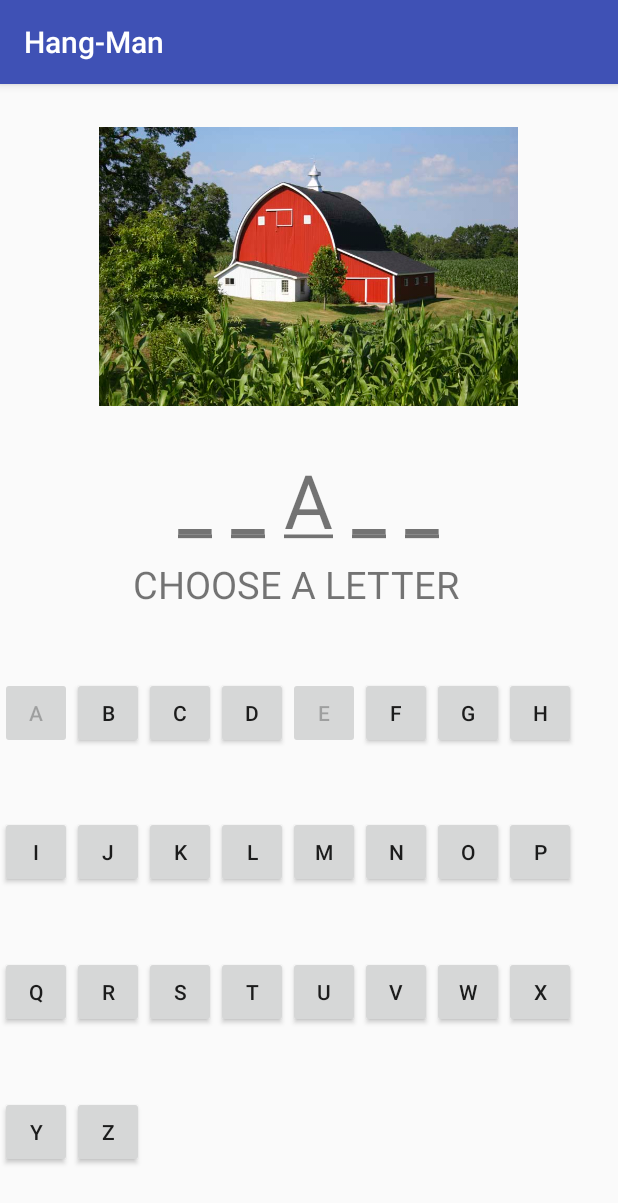
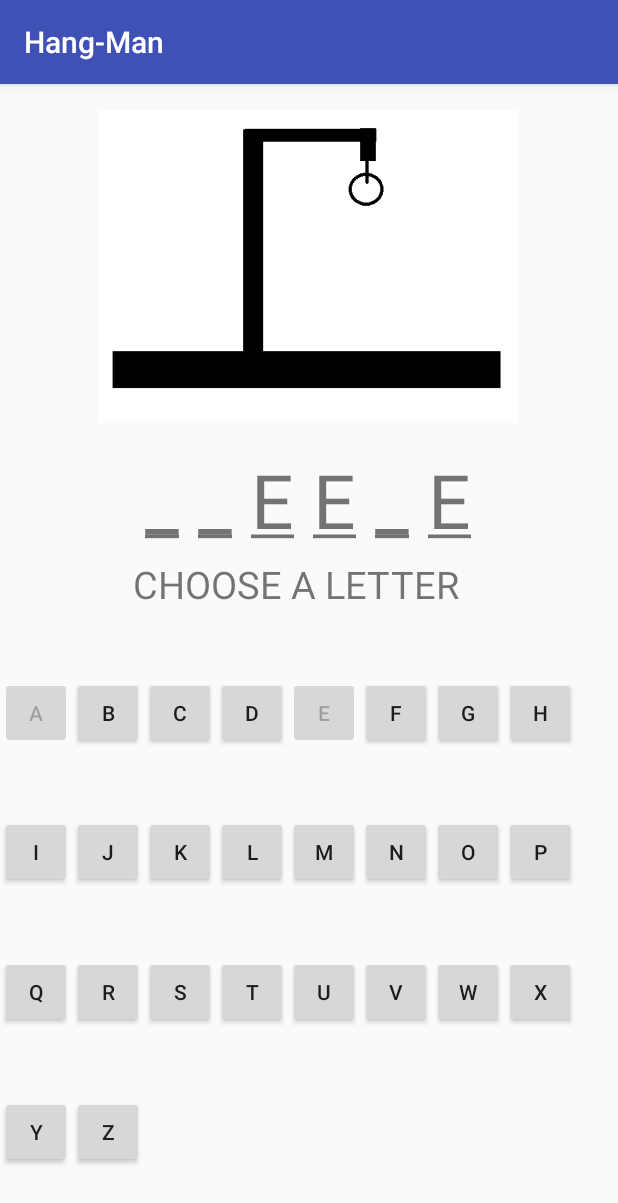
Before and after one commit to tigerhub/MobileAppsHw, an Android app: the screen it shows after launch (MainActivity), after a tap on an icon or button, on a phone screen of 412 x 824 dp. Shown: the top 1203 px of the screen. Run offline under Robolectric (Android 15) with nearby library versions, the phone set to English and light mode, and no system bars; 1 other tap on this screen came first.

Commit message:
added correct images, and added you lose or you win messages.

```diff
--- a/MyApplication22/app/src/main/java/com/example/dan/myapplication2/MainActivity.java
+++ b/MyApplication22/app/src/main/java/com/example/dan/myapplication2/MainActivity.java
@@ -17,8 +17,7 @@ import java.util.Random;
 // ***************************************
 // *** NOTE:  STILL TO DO:::
 //
-// - change images and resources corresponding to states of a hanged-man picture
-// - add win/lose screen (and the check for them)
+// - add win/lose screen (and think of a way to disable everything)-- OR just create new activity
 // - clean up (get rid of certain classes/ variables/ etc. that are not used/ are leftover from previous project(s))
 //
 // ***************************************
@@ -35,33 +34,45 @@ public class MainActivity extends AppCompatActivity implements View.OnClickListe
     private static final String KEY_TEXT_VALUE = "textValue";
     private static final String KEY_TEXT_VALUE2 = "textValue2";
     private static final String IMAGE_RESOURCE = "image-resource";
+    private static final String RAND_RESOURCE = "rand-resource";
     int imgNum = 0;
     SpannableString content;
     String word;
     Random randWord;
     int randWordNum = 0;
+    int randWordNum2 = 0;
 
     @Override
     protected void onCreate(Bundle savedInstanceState) {
         super.onCreate(savedInstanceState);
         setContentView(R.layout.activity_main);
         setTitle("Hang-Man");
-       // strArr = new String[]{getResources().getString(R.string.cow), getResources().getString(R.string.farm), getResources().getString(R.string.pig)};
-       // hintArr = new String[]{getResources().getString(R.string.cowD), getResources().getString(R.string.farmD), getResources().getString(R.string.pigD)};
 
         //Lists
-        ImageList = new int[]{R.drawable.curious_cow, R.drawable.farm, R.drawable.piggy };
-        strArr = new String[]{"apple", "grand", "money"};       //curently only works with 5-letter-lengthed words
-        hintArr = new String[]{"FOOD", "Awesome", "$$$"};
+        ImageList = new int[]{R.drawable.hangman0, R.drawable.hangman1, R.drawable.hangman2, R.drawable.hangman3,  R.drawable.hangman4,  R.drawable.hangman5,  R.drawable.hangman6,  R.drawable.hangman7 };
+        strArr = new String[]{"apple", "cheese","cat", "grand", "money"};       //currently only works with 5-letter-lengthed words
+        hintArr = new String[]{"FOOD","cows", "meow", "Awesome", "$$$"};
 
-        //pick random word (and hint)
-        randWord = new Random();
-        randWordNum = randWord.nextInt(3);
+        //check for saved random word
+        if (savedInstanceState != null) {
+            randWordNum = savedInstanceState.getInt(RAND_RESOURCE, randWordNum2);
+            randWordNum2 = randWordNum;
+        }
+        //else pick random word (and hint)
+        else {
+            randWord = new Random();
+            int randMult = strArr.length;
+            randWordNum2 = randWord.nextInt(randMult);
+            randWordNum = randWordNum2;
+        }
+
         System.out.println(randWordNum);
         word = strArr[randWordNum];   // can be set to any index of strArr
-        // transform the word into the "proper" text that we see on screen (easier to manipulate)
+        String wordOrignal = word;    // save this for later use;
+
+        // transform the word into the "proper" text, similar to what see on screen (easier to manipulate)
         word = word.toUpperCase();
-        word = word.replace("", " ").trim();
+        word = (word.replace("", " ")).trim();
         System.out.println("Word = " + word);
 
         // links/ references
@@ -69,15 +80,16 @@ public class MainActivity extends AppCompatActivity implements View.OnClickListe
         img = (ImageView) findViewById(R.id.imageView1);
         descText = (TextView) findViewById(R.id.textView2);
 
+        // create "hidden" content word from the original word ("_ _ _ _")
+        String content_word = (wordOrignal.replaceAll(".", "_ ")).trim();
+        System.out.println("content_Word = " + content_word);
         //instead of _ _ _ _ _, we will replace this with a letter or set of letters which correspond
         // to the new string + remaining _'s, when someone clicks the "correct" button;
         // this code (right below) basically only just adds an underline underneath each letter
-        content = new SpannableString("_ _ _ _ _");
-        content.setSpan(new UnderlineSpan(), 0, 1, 0);
-        content.setSpan(new UnderlineSpan(), 2, 3, 0);
-        content.setSpan(new UnderlineSpan(), 4, 5, 0);
-        content.setSpan(new UnderlineSpan(), 6, 7, 0);
-        content.setSpan(new UnderlineSpan(), 8, 9, 0);
+        content = new SpannableString(content_word);
+        for (int y = 0; y < word.length(); y +=2 ){
+            content.setSpan(new UnderlineSpan(), y, y+1, 0);
+        }
 
         //set stuff
         descText.setText(content);
@@ -99,7 +111,16 @@ public class MainActivity extends AppCompatActivity implements View.OnClickListe
             int imgNum2 = savedInstanceState.getInt(IMAGE_RESOURCE, imgNum);
             //set corresponding elements
             descText.setText(savedText);
+            content = new SpannableString(savedText.toString());
+
+            // again preventing trolls (maybe the person lost, but flips the phone very fast after losing;
+            // // this will cause a null-pointer exception as well)
+            int fails = ImageList.length-1;
+            if (imgNum2 > fails){
+                imgNum2 = fails;
+            }
             img.setImageResource(ImageList[imgNum2]);
+
             //keep state after each rotation for imgNum (since after each rotation, imgnum gets defaulted back to zero
             // when OnCreate() is called. So we need to set it back to its "previous" value)
             imgNum = imgNum2;
@@ -115,6 +136,7 @@ public class MainActivity extends AppCompatActivity implements View.OnClickListe
         //outState.putCharSequence(KEY_TEXT_VALUE2, hintText.getText());
         //save image position in array
         outState.putInt(IMAGE_RESOURCE, imgNum);
+        outState.putInt(RAND_RESOURCE, randWordNum2);
 
     }
 
@@ -137,7 +159,7 @@ public class MainActivity extends AppCompatActivity implements View.OnClickListe
         System.out.println("index = " + index);
 
             content2 = content1.substring(0,index) + buttonText +  content1.substring(index+1);
-            System.out.println("content1 = " + content2);
+            System.out.println("content2 = " + content2);
 
             //reset content1 so that it can update on next iteration
             content1 = content2;
@@ -147,18 +169,21 @@ public class MainActivity extends AppCompatActivity implements View.OnClickListe
 
         // if we did go through the loop, then change the text correctly
         if (loop > 0) {
+            // retransform the word with underlines
             content = new SpannableString(content2);
-            // retransform the word with underlines
-            content.setSpan(new UnderlineSpan(), 0, 1, 0);
-            content.setSpan(new UnderlineSpan(), 2, 3, 0);
-            content.setSpan(new UnderlineSpan(), 4, 5, 0);
-            content.setSpan(new UnderlineSpan(), 6, 7, 0);
-            content.setSpan(new UnderlineSpan(), 8, 9, 0);
+            for (int y = 0; y < word.length(); y +=2 ){
+                content.setSpan(new UnderlineSpan(), y, y+1, 0);
+            }
 
             descText.setText(content);
 
             // add check to see if person won (man was not hung):
             // same idea as below, but with win message;
+
+            if (content2.equals(word)){
+                Toast.makeText(MainActivity.this,
+                        "You Win!", Toast.LENGTH_SHORT).show();
+            }
 
         }
         // otherwise, change the image to reflect that
@@ -168,9 +193,22 @@ public class MainActivity extends AppCompatActivity implements View.OnClickListe
             // you lost (or won, but in this case, lost), and call it here;
             // the same screen may also have the new-game button
             // ***OR: might be an option to somehow pause/ disable everything
+            imgNum++;
+            int fails = ImageList.length-1;
+            if (imgNum >= fails){            // change this to (imgArrSize-1)
+                // just to prevent trolls (prevents someone clicking fast, causinng a null array pointer crash)
+                if (imgNum == fails) {        // change this to (imgArrSize-1)
+                    img.setImageResource(ImageList[imgNum]);
+                }
 
-            imgNum++;
-            img.setImageResource(ImageList[imgNum]);
+                Toast.makeText(MainActivity.this,
+                        "You Lose!", Toast.LENGTH_SHORT).show();
+            }
+            else {
+                //imgNum++;
+                img.setImageResource(ImageList[imgNum]);
+            }
+
         }
 
     }
--- a/MyApplication22/app/src/main/res/layout-land/activity_main.xml
+++ b/MyApplication22/app/src/main/res/layout-land/activity_main.xml
@@ -340,7 +340,7 @@
             android:id="@+id/imageView1"
             android:layout_above="@+id/textView"
             android:layout_alignParentEnd="true"
-            android:src="@drawable/farm"
+            android:src="@drawable/hangman0"
             android:adjustViewBounds="true"
             android:layout_weight="1.49"
             android:layout_gravity="top|center_horizontal" />
--- a/MyApplication22/app/src/main/res/layout/activity_main.xml
+++ b/MyApplication22/app/src/main/res/layout/activity_main.xml
@@ -13,7 +13,7 @@
         android:layout_above="@+id/textView"
         android:layout_alignParentEnd="true"
         android:layout_gravity="center_horizontal"
-        android:src="@drawable/farm"
+        android:src="@drawable/hangman0"
         android:adjustViewBounds="true" />
 
     <TextView
```
Also changed, not shown: MyApplication22/app/src/main/res/drawable/hangman0.jpg (added), MyApplication22/app/src/main/res/drawable/hangman1.jpg (added), MyApplication22/app/src/main/res/drawable/hangman2.jpg (added), MyApplication22/app/src/main/res/drawable/hangman3.jpg (added), MyApplication22/app/src/main/res/drawable/hangman4.jpg (added), MyApplication22/app/src/main/res/drawable/hangman5.jpg (added), MyApplication22/app/src/main/res/drawable/hangman6.jpg (added), MyApplication22/app/src/main/res/drawable/hangman7.jpg (added).
